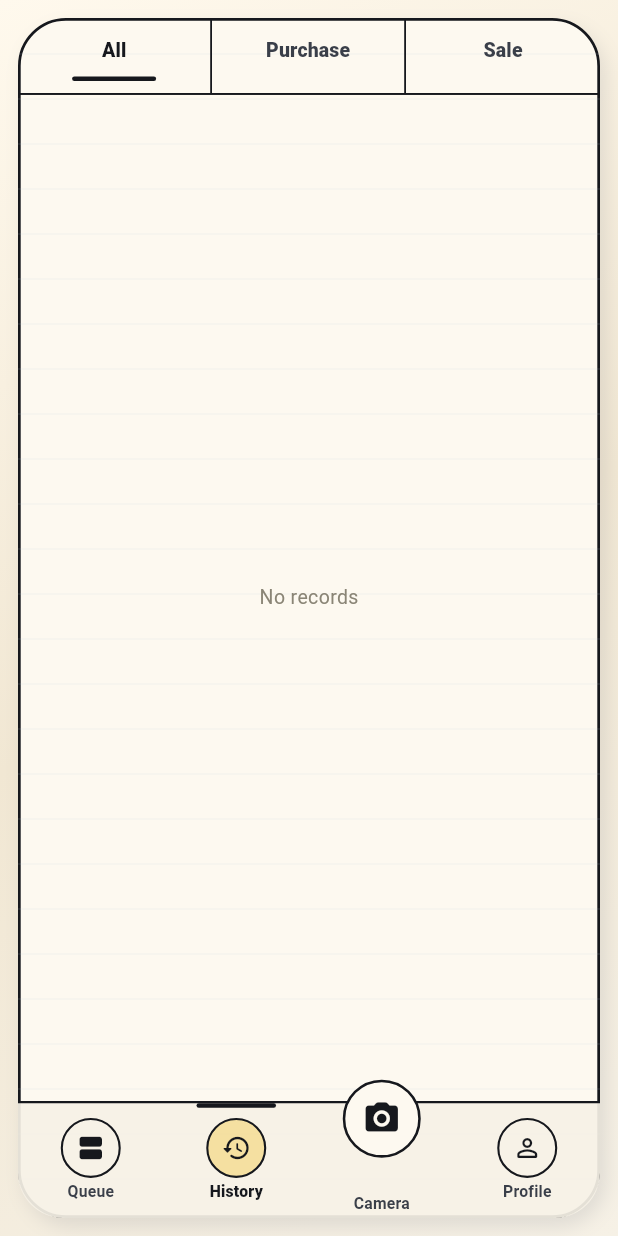
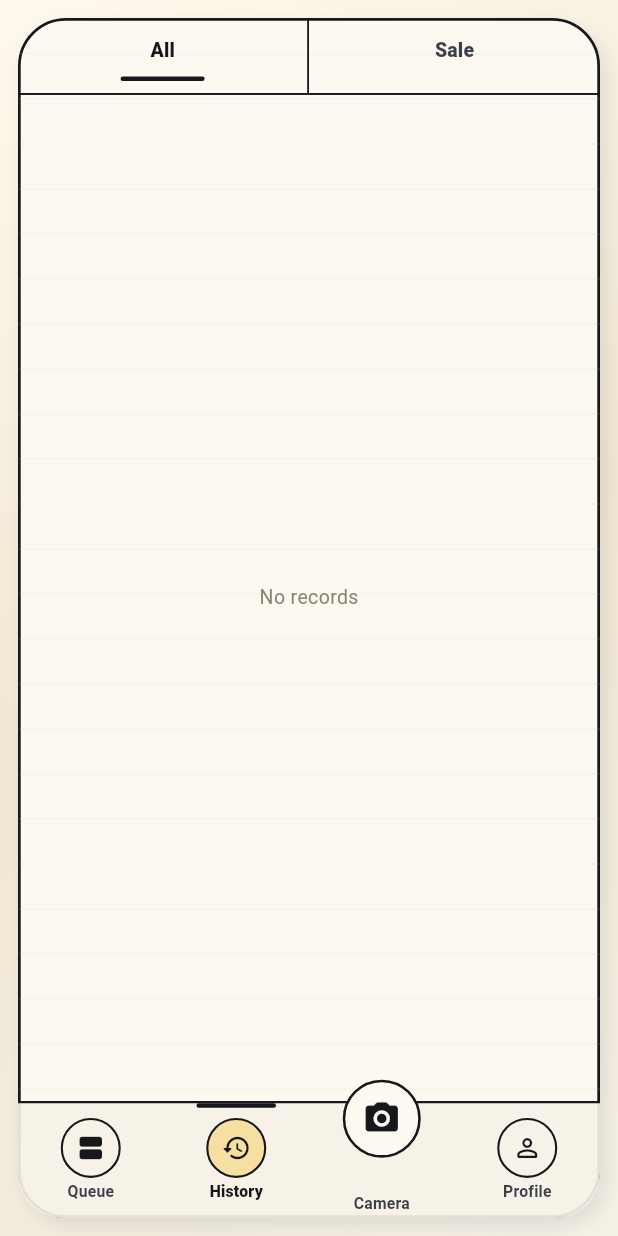
Before and after one commit to siddharthniranjan2003/AiAccountant, a Flutter app: the screen it shows once a user with an empty profile is signed in, item 2 of the bottom bar chosen, on a phone screen of 412 x 824 dp. Run offline on Flutter 3.47's test engine with Material 3 defaults, Android fonts, the phone set to English and light mode, and no system bars; our stand-ins replace csv, file_picker, firebase_auth, firebase_core, google_fonts, sentry_flutter and 3 more; missing offline and left inert: dart:js_interop, google_mlkit_document_scanner; accounts and stored records are empty; generated files the repository leaves out were written again.

Commit message:
chore(ui): hide Purchase from the History filter too
History had its own All / Purchase / Sale tab bar, separate from the
Queue's. Now All / Sale.

The switch on _filterIndex had to move with the labels: index 1 was
Purchase and is now Sale, so the purchase arm is commented out alongside
the label rather than left behind to mis-route the tab. Same positional
coupling as bottomNavItems and the side nav -- restore both together.

Report's Insights/Chat tabs are untouched; that screen is hidden by the
nav change, not by its own tabs.

Co-Authored-By: Claude Opus 5 <noreply@anthropic.com>

```diff
--- a/lib/features/history/history_screen.dart
+++ b/lib/features/history/history_screen.dart
@@ -212,9 +212,16 @@ class _HistoryScreenState extends State<HistoryScreen> {
 
   @override
   Widget build(BuildContext context) {
+    // Purchase temporarily hidden, so the tabs are All / Sale and index 1 is
+    // now Sale. Restore the commented arm (and the label below) together — they
+    // are positionally coupled.
+    // final visibleItems = switch (_filterIndex) {
+    //   0 => _history,
+    //   1 => _history.where((e) => e.type == TransactionType.purchase).toList(),
+    //   _ => _history.where((e) => e.type == TransactionType.sale).toList(),
+    // };
     final visibleItems = switch (_filterIndex) {
       0 => _history,
-      1 => _history.where((e) => e.type == TransactionType.purchase).toList(),
       _ => _history.where((e) => e.type == TransactionType.sale).toList(),
     };
 
@@ -229,7 +236,8 @@ class _HistoryScreenState extends State<HistoryScreen> {
       body: Column(
         children: [
           AppTopTabs(
-            labels: const ['All', 'Purchase', 'Sale'],
+            // labels: const ['All', 'Purchase', 'Sale'],   // Purchase hidden
+            labels: const ['All', 'Sale'],
             selectedIndex: _filterIndex,
             onSelected: (index) => setState(() => _filterIndex = index),
           ),
```
